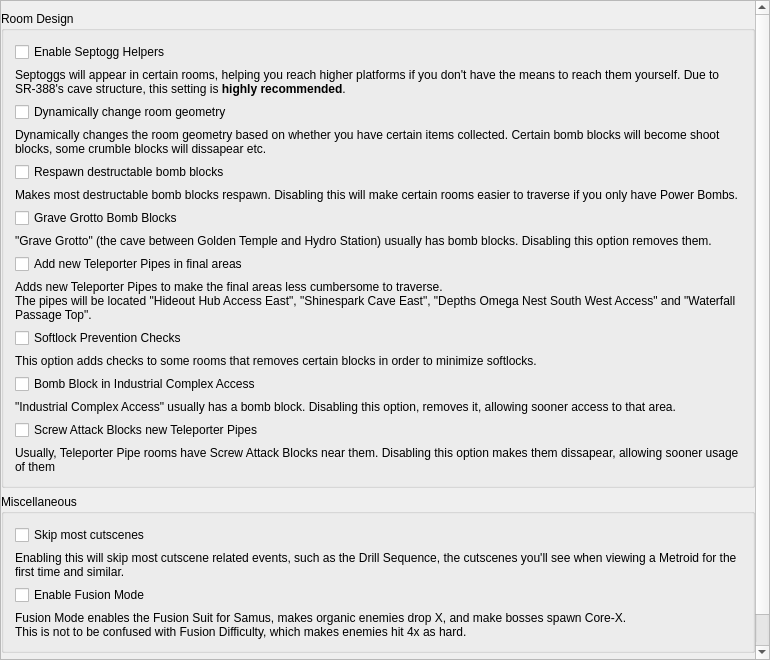
The window that randovania/gui/ui_files/preset_am2r_patches.ui (randovania/randovania) describes before a commit, drawn with Qt 5.
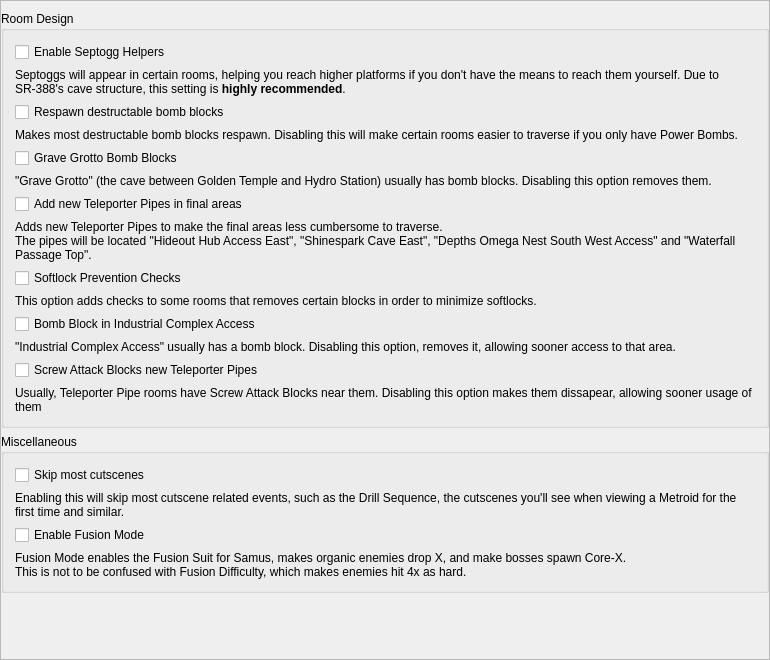
The same window after the commit.

Commit message:
AM2R: Get rid of "dynamically change level design" option
This option is depcrecated, as it was split up into further options.

Diff of the .ui file:
```diff
--- a/randovania/gui/ui_files/preset_am2r_patches.ui
+++ b/randovania/gui/ui_files/preset_am2r_patches.ui
@@ -44,7 +44,7 @@
          <x>0</x>
          <y>0</y>
          <width>745</width>
-         <height>840</height>
+         <height>770</height>
         </rect>
        </property>
        <layout class="QVBoxLayout" name="scroll_layout">
@@ -99,23 +99,6 @@
              </property>
             </widget>
            </item>
-           <item>
-            <widget class="QCheckBox" name="change_level_design_check">
-             <property name="text">
-              <string>Dynamically change room geometry</string>
-             </property>
-            </widget>
-           </item>
-           <item>
-            <widget class="QLabel" name="change_level_design_label">
-             <property name="text">
-              <string>&lt;html&gt;&lt;head/&gt;&lt;body&gt;&lt;p&gt;Dynamically changes the room geometry based on whether you have certain items collected. Certain bomb blocks will become shoot blocks, some crumble blocks will dissapear etc.&lt;/p&gt;&lt;/body&gt;&lt;/html&gt;</string>
-             </property>
-             <property name="wordWrap">
-              <bool>true</bool>
-             </property>
-            </widget>
-           </item>
            <item>
             <widget class="QCheckBox" name="respawn_bomb_blocks_check">
              <property name="text">
```
The commit also changes 5 other files.
